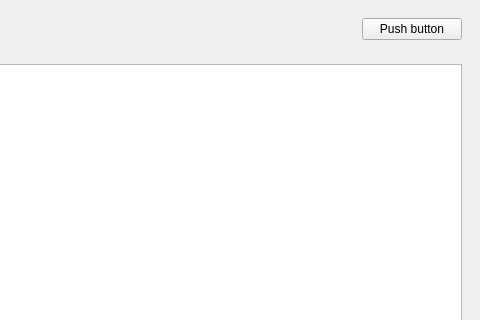
The window that ui/window2.ui (Times0/CapytaleAutoCorrect) describes before a commit, drawn with Qt 5; both pictures show x 320 to 800 and y 0 to 320 of the 800 by 592 pixel window.
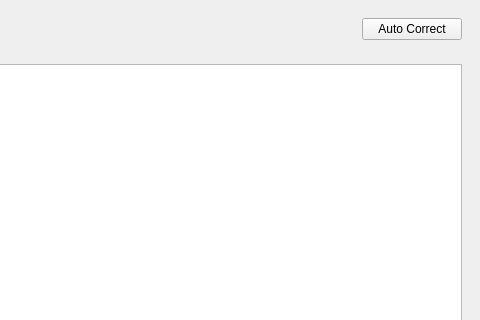
The same window after the commit. Custom widgets are drawn as their Qt base class.

```diff
--- a/ui/window2.ui
+++ b/ui/window2.ui
@@ -46,7 +46,7 @@
           </size>
          </property>
          <property name="text">
-          <string>Push button</string>
+          <string>Auto Correct</string>
          </property>
         </widget>
        </item>
```
